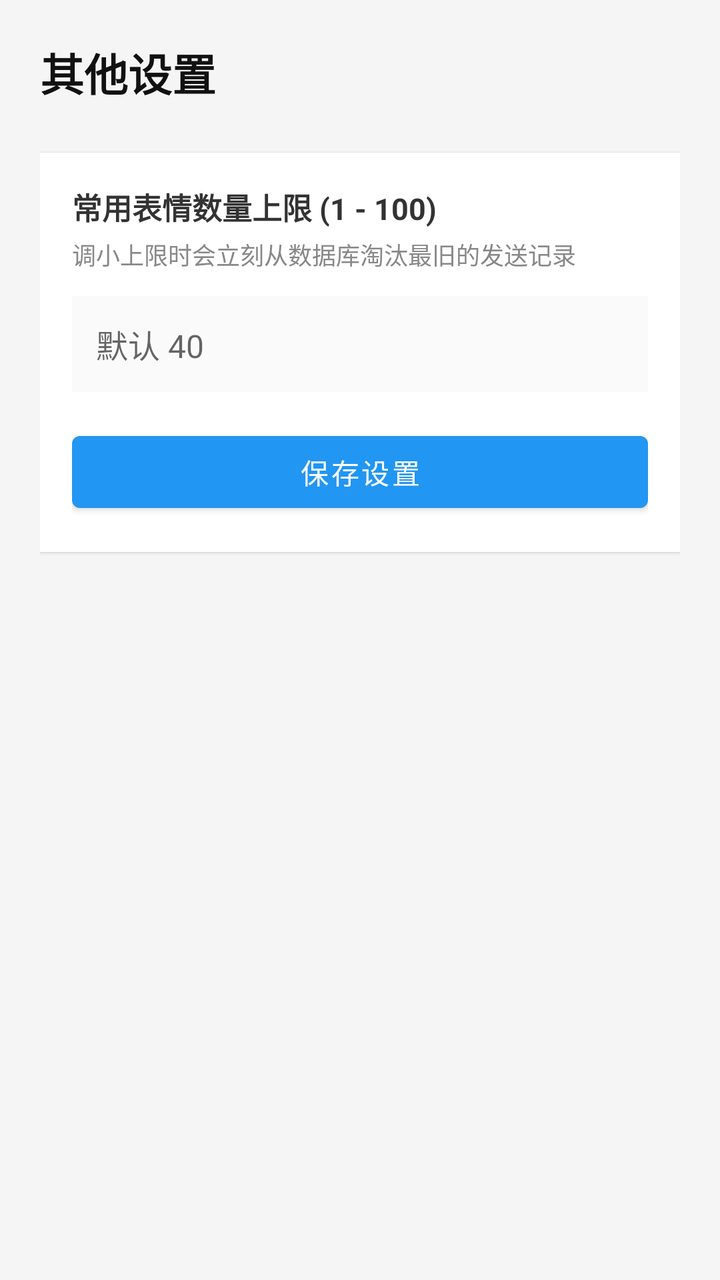
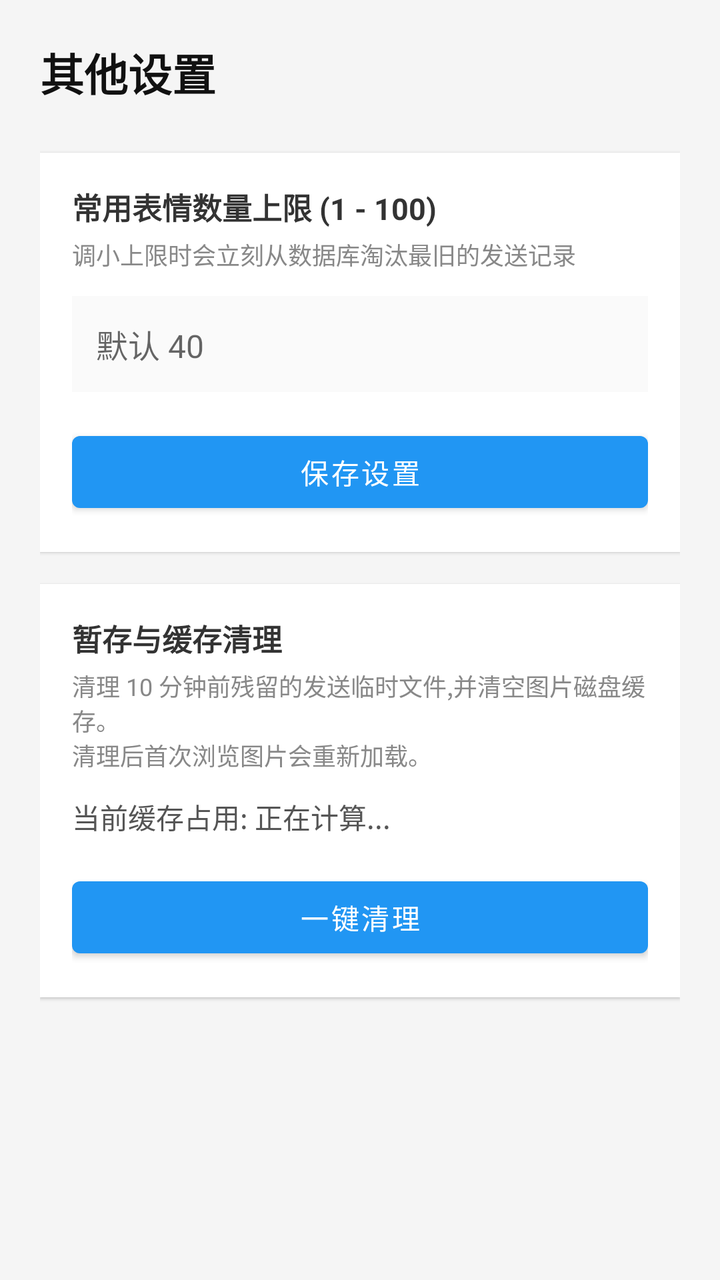

Screens rendered from an Android XML layout before and after an edit, with the pre-edit source and the edit as a unified diff.
<!-- AndroidManifest.xml: application theme Theme.Test -->
<!-- res/layout/activity_settings_other.xml -->
<?xml version="1.0" encoding="utf-8"?>
<LinearLayout xmlns:android="http://schemas.android.com/apk/res/android"
    android:layout_width="match_parent"
    android:layout_height="match_parent"
    android:orientation="vertical"
    android:padding="20dp"
    android:background="#F5F5F5">

    <TextView
        android:layout_width="wrap_content"
        android:layout_height="wrap_content"
        android:text="其他设置"
        android:textSize="22sp"
        android:textStyle="bold"
        android:textColor="#111111"
        android:layout_marginBottom="24dp" />

    <LinearLayout
        android:layout_width="match_parent"
        android:layout_height="wrap_content"
        android:orientation="vertical"
        android:background="#FFFFFF"
        android:padding="16dp"
        android:elevation="1dp">

        <TextView
            android:layout_width="wrap_content"
            android:layout_height="wrap_content"
            android:text="常用表情数量上限 (1 - 100)"
            android:textSize="15sp"
            android:textStyle="bold"
            android:textColor="#333333" />

        <TextView
            android:layout_width="wrap_content"
            android:layout_height="wrap_content"
            android:text="调小上限时会立刻从数据库淘汰最旧的发送记录"
            android:textSize="12sp"
            android:textColor="#888888"
            android:layout_marginTop="4dp"
            android:layout_marginBottom="12dp" />

        <EditText
            android:id="@+id/etRecentLimit"
            android:layout_width="match_parent"
            android:layout_height="48dp"
            android:inputType="number"
            android:hint="默认 40"
            android:textSize="16sp"
            android:background="#FAFAFA"
            android:paddingHorizontal="12dp" />

        <Button
            android:id="@+id/btnSaveSettings"
            android:layout_width="match_parent"
            android:layout_height="wrap_content"
            android:text="保存设置"
            android:layout_marginTop="16dp" />
    </LinearLayout>

</LinearLayout>
<!-- resources referenced by this layout -->
<resources>
  <style name="Theme.Test" parent="Theme.MaterialComponents.DayNight.NoActionBar">
          <item name="colorPrimary">#2196F3</item>
          <item name="colorPrimaryVariant">#1976D2</item>
          <item name="colorOnPrimary">#FFFFFF</item>
          <item name="colorSecondary">#03DAC6</item>
          <item name="colorSecondaryVariant">#018786</item>
          <item name="colorOnSecondary">#000000</item>
          <item name="android:statusBarColor">?attr/colorPrimaryVariant</item>
      </style>
</resources>

<!-- the commit's change to res/layout/activity_settings_other.xml (unified diff, before → after) -->
@@ -58,4 +58,47 @@
             android:layout_marginTop="16dp" />
     </LinearLayout>
 
+    
+    <LinearLayout
+        android:layout_width="match_parent"
+        android:layout_height="wrap_content"
+        android:orientation="vertical"
+        android:background="#FFFFFF"
+        android:padding="16dp"
+        android:elevation="1dp"
+        android:layout_marginTop="16dp">
+
+        <TextView
+            android:layout_width="wrap_content"
+            android:layout_height="wrap_content"
+            android:text="暂存与缓存清理"
+            android:textSize="15sp"
+            android:textStyle="bold"
+            android:textColor="#333333" />
+
+        <TextView
+            android:layout_width="wrap_content"
+            android:layout_height="wrap_content"
+            android:text="清理 10 分钟前残留的发送临时文件,并清空图片磁盘缓存。\n清理后首次浏览图片会重新加载。"
+            android:textSize="12sp"
+            android:textColor="#888888"
+            android:layout_marginTop="4dp"
+            android:layout_marginBottom="12dp" />
+
+        <TextView
+            android:id="@+id/tvCacheSizeDisplay"
+            android:layout_width="wrap_content"
+            android:layout_height="wrap_content"
+            android:text="当前缓存占用: 正在计算..."
+            android:textSize="14sp"
+            android:textColor="#555555" />
+
+        <Button
+            android:id="@+id/btnCleanCache"
+            android:layout_width="match_parent"
+            android:layout_height="wrap_content"
+            android:text="一键清理"
+            android:layout_marginTop="16dp" />
+    </LinearLayout>
+
 </LinearLayout>
